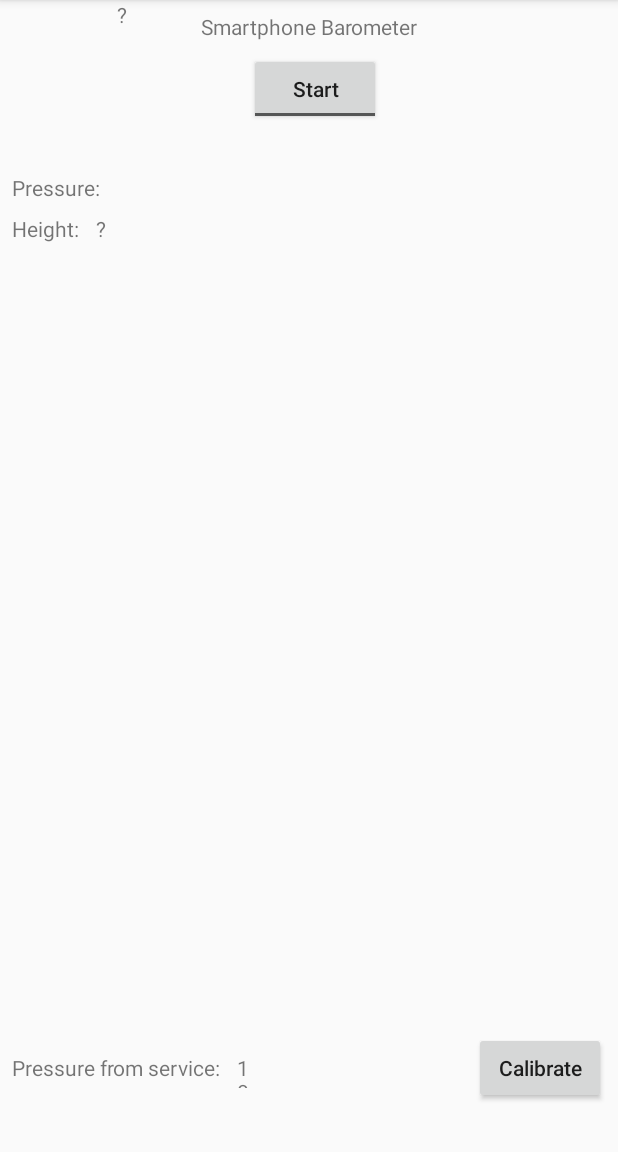
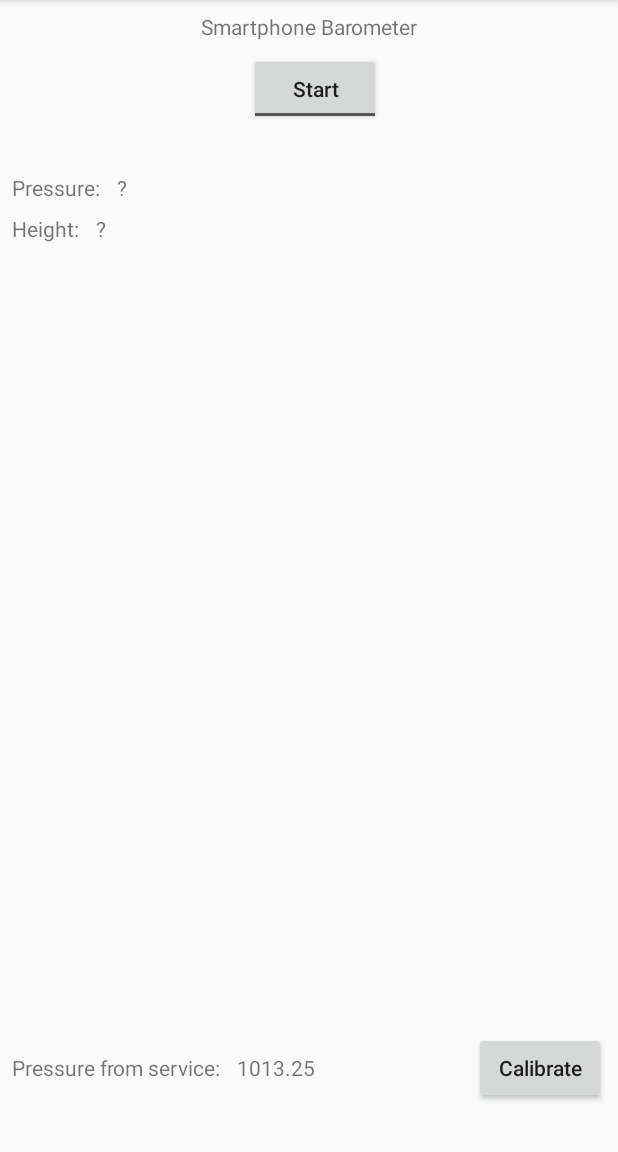
Before and after one commit to joansansam/PressureAltimeter, an Android app: the screen it shows after launch (MainActivity), on a phone screen of 412 x 824 dp, the part 84-1236 px from its top. Run offline under Robolectric (Android 15) with nearby library versions, the phone set to English and light mode, and no system bars.

Commit message:
Screen improvements. Fix network bug

```diff
--- a/app/src/main/java/melsion/sansa/joan/pressurealtimeter/MainActivity.java
+++ b/app/src/main/java/melsion/sansa/joan/pressurealtimeter/MainActivity.java
@@ -112,7 +112,6 @@ public class MainActivity extends AppCompatActivity {
         callServiceButton.setOnClickListener(new View.OnClickListener() {
             @Override
             public void onClick(View view) {
-                //ToDo: start AlarmManager to calibrate every X minutes - NOT THAT OBVIOUS (maybe it must only calibrate at the starting point)
                 boolean neededConfig = checkGPSandConnection();
                 if (neededConfig) {
                     serviceProgressBar.setProgress(0);
@@ -122,7 +121,7 @@ public class MainActivity extends AppCompatActivity {
                     new LocationHelper(MainActivity.this);
                 } else {
                     //Show dialog
-                    final AlertDialog.Builder alertDialogBuilder = new AlertDialog.Builder(getApplicationContext());
+                    final AlertDialog.Builder alertDialogBuilder = new AlertDialog.Builder(MainActivity.this);
                     alertDialogBuilder.setTitle("GPS and Internet connection required")
                             .setMessage("You must enable Location and have Internet connection to procedure.")
                             .setPositiveButton("Settings", new DialogInterface.OnClickListener() {
--- a/app/src/main/res/layout/activity_main.xml
+++ b/app/src/main/res/layout/activity_main.xml
@@ -1,7 +1,6 @@
 <?xml version="1.0" encoding="utf-8"?>
 <android.support.constraint.ConstraintLayout xmlns:android="http://schemas.android.com/apk/res/android"
     xmlns:app="http://schemas.android.com/apk/res-auto"
-    xmlns:tools="http://schemas.android.com/tools"
     android:layout_width="match_parent"
     android:layout_height="match_parent">
 
@@ -16,8 +15,8 @@
 
     <TextView
         android:id="@+id/calibration_pressure_tv"
-        android:layout_width="11dp"
-        android:layout_height="23dp"
+        android:layout_width="wrap_content"
+        android:layout_height="wrap_content"
         android:layout_marginStart="8dp"
         android:text="\?"
         app:layout_constraintBaseline_toBaselineOf="@+id/service_response_title"
@@ -77,8 +76,8 @@
         android:layout_height="wrap_content"
         android:layout_marginStart="8dp"
         android:text="\?"
-        app:layout_constraintStart_toEndOf="@+id/pressure_title_tv"
-        tools:layout_editor_absoluteY="115dp" />
+        app:layout_constraintBaseline_toBaselineOf="@+id/pressure_title_tv"
+        app:layout_constraintStart_toEndOf="@+id/pressure_title_tv" />
 
     <TextView
         android:id="@+id/height_title_tv"
```
